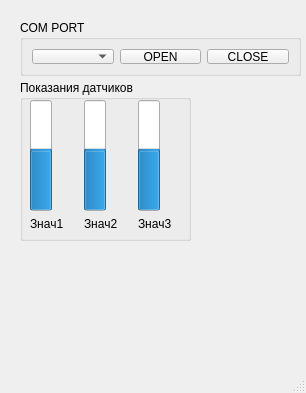
Zeusina/exo-suit-project, file design.ui: the form before one commit.
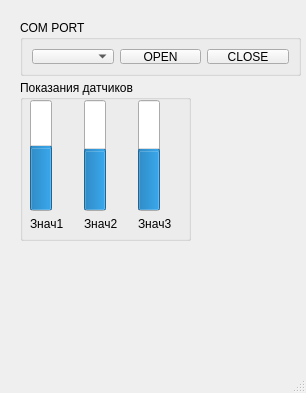
The form after the commit.

Commit message: Изменен диапазон progressbar

```diff
--- a/design.ui
+++ b/design.ui
@@ -73,10 +73,10 @@
         <item>
          <widget class="QProgressBar" name="fsensorb1">
           <property name="minimum">
-           <number>27</number>
+           <number>0</number>
           </property>
           <property name="maximum">
-           <number>133</number>
+           <number>150</number>
           </property>
           <property name="value">
            <number>83</number>
```
